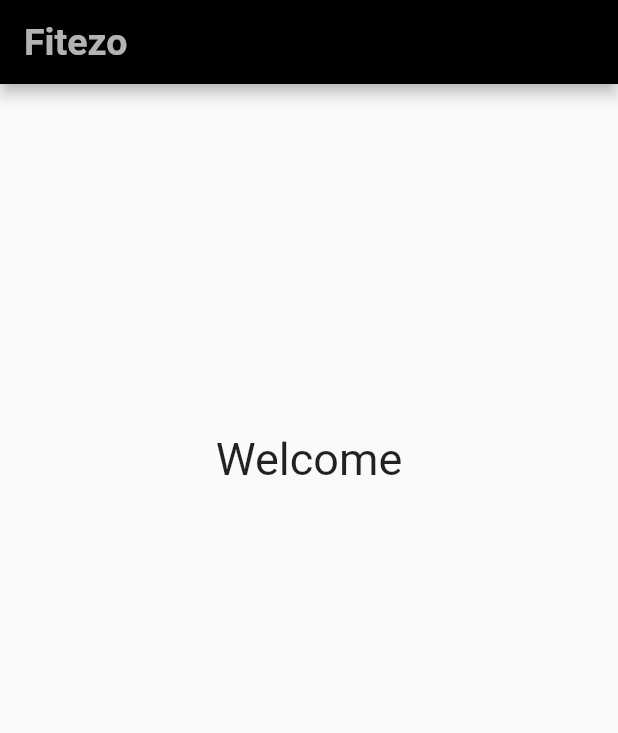
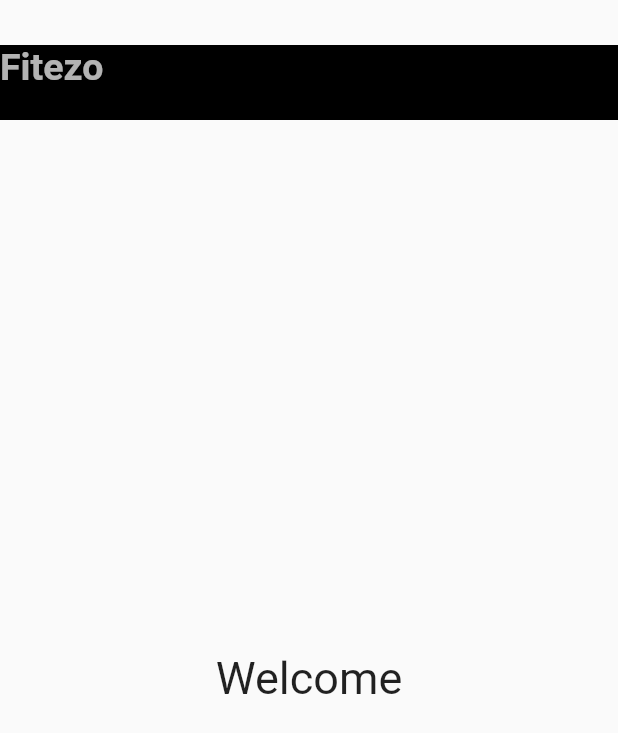
Before and after one commit to opencodeiiita/Fitezo, a Flutter app: the screen it shows after launch, on a phone screen of 412 x 824 dp. Shown: the top 733 px of the screen. Run offline on Flutter 3.47's test engine with Material 2 defaults, Android fonts, the phone set to English and light mode, and no system bars.

Commit message:
first commit

```diff
--- a/lib/main.dart
+++ b/lib/main.dart
@@ -17,15 +17,31 @@ class _myAppState extends State<myApp> {
   Widget build(BuildContext context) {
     return MaterialApp(
       debugShowCheckedModeBanner: false,
-      home: Scaffold(
-        appBar: AppBar(title: Text("Fitezo",style: TextStyle(fontSize: 25,color: Colors.white70 , fontWeight: FontWeight.bold),),
-        backgroundColor: Colors.black,),
-        body: Container(
-          width: double.infinity,
-          height: 500,
-          child: Center(
-           child: Text("Welcome",style: TextStyle(fontSize: 30),)
-          ),
+      home: SafeArea(
+        child: Scaffold(
+          body: Column(
+            crossAxisAlignment: CrossAxisAlignment.stretch,
+            children: <Widget>[
+              Container(
+                margin: const EdgeInsets.only(top: 30.0),
+                color: Colors.black,
+                child: const SizedBox(
+                  height: 50.0,
+                  child: Text('Fitezo', style: TextStyle(fontSize: 25,color: Colors.white70 , fontWeight: FontWeight.bold) ),
+                ),
+              ),
+              Expanded(
+                flex: 1,
+                child: Container(
+                  width: double.infinity,
+                  height: 500,
+                  child: const Center(
+                   child: Text("Welcome",style: TextStyle(fontSize: 30),)
+                  ),
+                ),
+              ),
+            ],
+          )
         ),
       ),
     );
```
